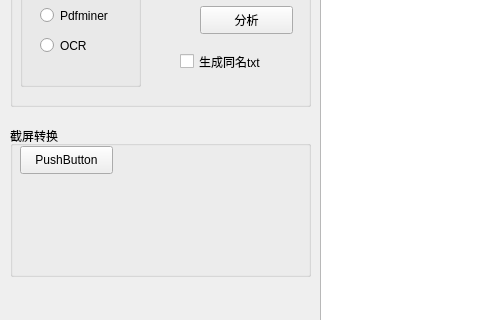
First picture: the form in ui_main.ui, repository huangkaining/pdf2word, before the edit; both pictures show x 0 to 480 and y 154 to 474 of the 800 by 600 pixel window.
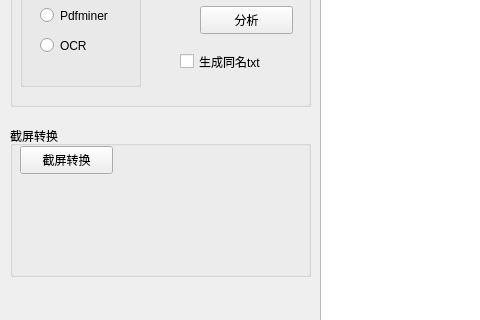
Second picture: the form after the edit.

Commit message: 终于完成了截图的功能，一把辛酸泪。Win10的缩放问题会对ImageGrab库产生影响，并且简单的通过对dpi做变换无法解决这个问题，疑似在ImageGrab的内部有需要进行变换的的地方。因此暂时放弃，转而使用禁止dpi缩放的方法暂时解决。同时win10的dpi转换系数里也有坑，默认放大倍数和自定义放大倍数不一致，需要注意。

Diff of the .ui file:
```diff
--- a/ui_main.ui
+++ b/ui_main.ui
@@ -159,7 +159,7 @@
       </rect>
      </property>
      <property name="text">
-      <string>PushButton</string>
+      <string>截屏转换</string>
      </property>
     </widget>
    </widget>
```
Left out of the diff: 2 changed lines with no effect on the pictures. The commit also changes 2 other files.
